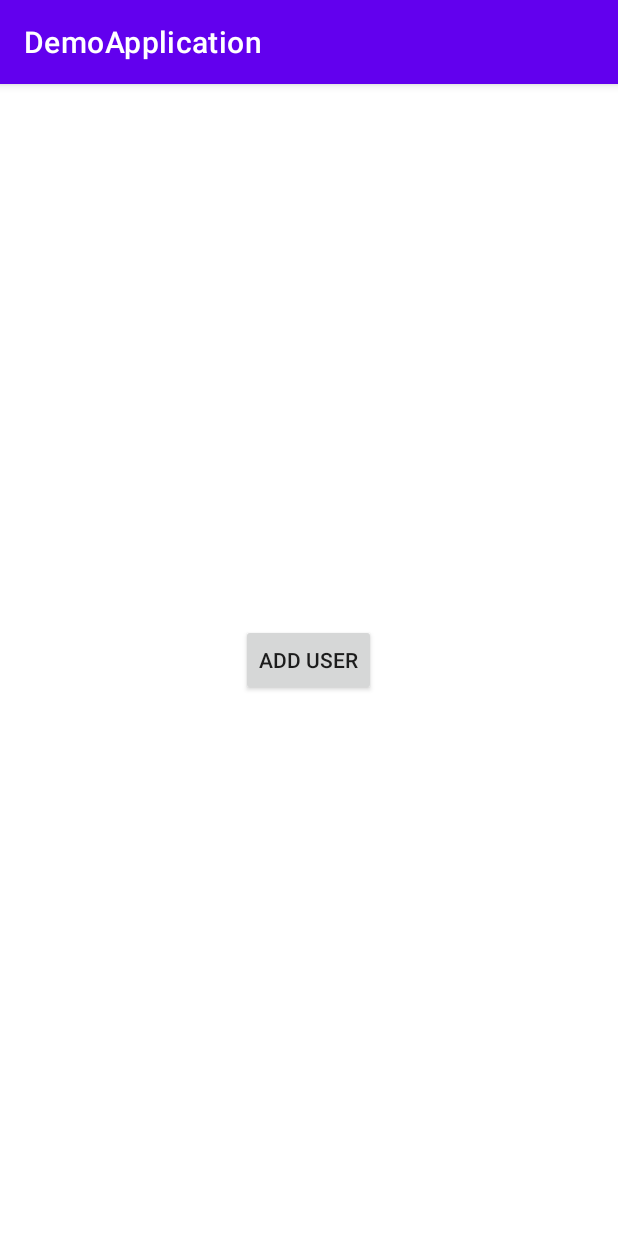
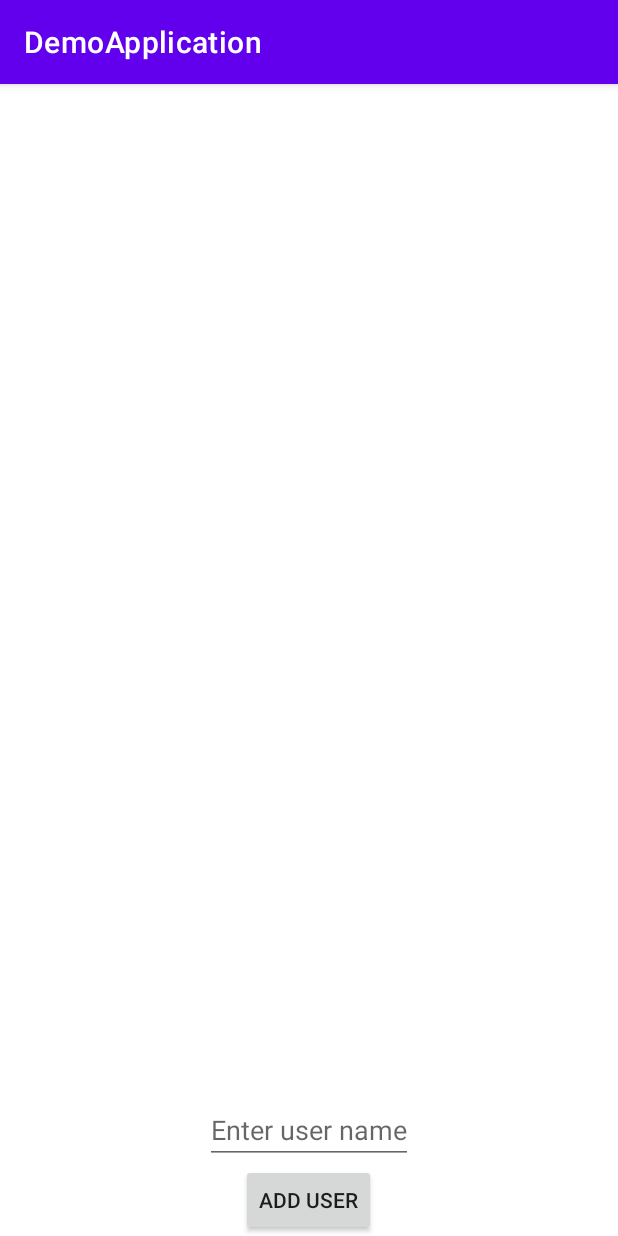
Before and after one commit to seetha12/DemoApplication, an Android app: the screen it shows after launch (MainActivity), on a phone screen of 412 x 824 dp. Run offline under Robolectric (Android 15) with nearby library versions, the phone set to English and light mode, and no system bars.

Commit message:
User DTO class updated

```diff
--- a/app/src/main/java/com/example/demoapplication/fragments/DetailsFragment.kt
+++ b/app/src/main/java/com/example/demoapplication/fragments/DetailsFragment.kt
@@ -6,7 +6,7 @@ import android.view.View
 import android.view.ViewGroup
 import androidx.fragment.app.Fragment
 import com.example.demoapplication.R
-import com.example.demoapplication.service.User
+import com.example.demoapplication.service.model.User
 import kotlinx.android.synthetic.main.fragment_details.*
 
 class DetailsFragment: Fragment() {
--- a/app/src/main/java/com/example/demoapplication/fragments/ListFragment.kt
+++ b/app/src/main/java/com/example/demoapplication/fragments/ListFragment.kt
@@ -5,10 +5,9 @@ import android.view.LayoutInflater
 import android.view.View
 import android.view.ViewGroup
 import androidx.fragment.app.Fragment
-import androidx.navigation.Navigation
 import androidx.navigation.fragment.findNavController
 import com.example.demoapplication.R
-import com.example.demoapplication.service.User
+import com.example.demoapplication.service.model.User
 import kotlinx.android.synthetic.main.fragment_list.*
 
 class ListFragment: Fragment() {
@@ -26,7 +25,7 @@ class ListFragment: Fragment() {
         super.onViewCreated(view, savedInstanceState)
 
         bt_add_user.setOnClickListener {
-            val user = User("Seetha", "Chakkapalli")
+            val user = User(null, "srilakshmi.chakkapalli@gmail.com", "Seetha", "Chakkapalli", null, null)
             val bundle = Bundle()
             bundle.putParcelable("user", user)
             findNavController().navigate(R.id.detailsFragment, bundle)
--- a/app/src/main/java/com/example/demoapplication/service/model/User.kt
+++ b/app/src/main/java/com/example/demoapplication/service/model/User.kt
@@ -1,7 +1,10 @@
 package com.example.demoapplication.service.model
 
+import android.os.Parcelable
 import com.google.gson.annotations.SerializedName
+import kotlinx.android.parcel.Parcelize
 
+@Parcelize
 data class User(
     val id: String? = null,
     var email: String?,
@@ -11,5 +14,5 @@ data class User(
     var lastName: String?,
     var avatar: String?,
     var userId: Int? = null
-) {
+): Parcelable {
 }
--- a/app/src/main/res/layout/fragment_list.xml
+++ b/app/src/main/res/layout/fragment_list.xml
@@ -6,6 +6,17 @@
     android:gravity="center"
     xmlns:app="http://schemas.android.com/apk/res-auto">
 
+    <androidx.recyclerview.widget.RecyclerView
+        android:layout_width="match_parent"
+        android:layout_height="0dp"
+        android:layout_weight="1" />
+
+    <androidx.appcompat.widget.AppCompatEditText
+        android:id="@+id/et_name"
+        android:layout_width="wrap_content"
+        android:layout_height="wrap_content"
+        android:hint="Enter user name"/>
+
     <androidx.appcompat.widget.AppCompatButton
         android:id="@+id/bt_add_user"
         android:layout_width="wrap_content"
```
